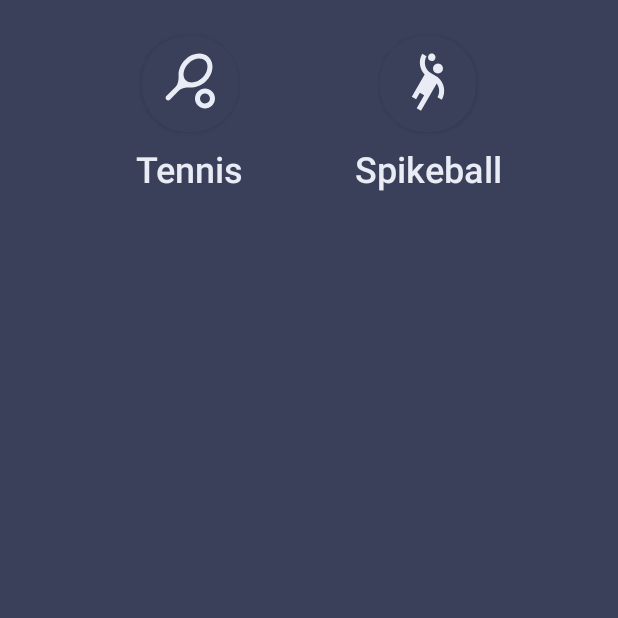
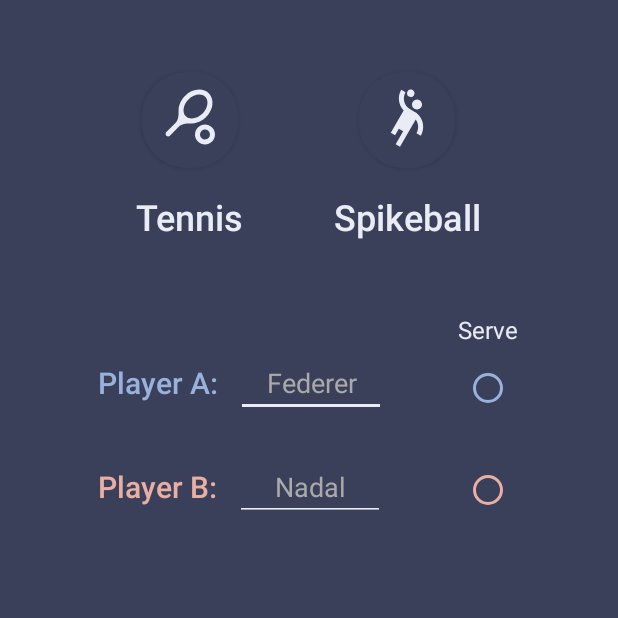
Before and after one commit to vinkeSch/ScoreKeeper, an Android app: the fragment MainMenuFragment shown on its own in the app's theme, on a phone screen of 412 x 824 dp, the top half of it. Run offline under Robolectric (Android 15) with nearby library versions, the phone set to English and light mode, and no system bars; 3 statements that could not run were skipped.

Commit message:
View bindings & removed unused code

```diff
--- a/app/src/main/java/com/example/scorekeeper/MainActivity.kt
+++ b/app/src/main/java/com/example/scorekeeper/MainActivity.kt
@@ -9,7 +9,6 @@ import android.util.Log
 import android.view.LayoutInflater
 import android.view.View
 import android.view.ViewGroup
-import android.widget.LinearLayout
 import android.widget.TextView
 import android.widget.Toast
 import androidx.appcompat.app.AppCompatActivity
@@ -17,7 +16,7 @@ import androidx.core.text.HtmlCompat
 import androidx.fragment.app.Fragment
 import androidx.viewpager.widget.PagerAdapter
 import androidx.viewpager.widget.ViewPager.OnPageChangeListener
-import kotlinx.android.synthetic.main.activity_main.*
+import com.example.scorekeeper.databinding.ActivityMainBinding
 import kotlinx.android.synthetic.main.welcome_slide1.*
 import kotlinx.android.synthetic.main.welcome_slide2.*
 import kotlinx.android.synthetic.main.welcome_slide3.*
@@ -46,51 +45,47 @@ class MainActivity :  AppCompatActivity(), NavigationHost {
     private var mBluetoothService: BluetoothService? = null
 
     private var myViewPagerAdapter: MyViewPagerAdapter? = null
-    private lateinit var dotsLayout: LinearLayout
     private var numberOfSets : Int = 0
+
+    private lateinit var binding: ActivityMainBinding
 
     override fun onCreate(savedInstanceState: Bundle?) {
         super.onCreate(savedInstanceState)
-        setContentView(R.layout.activity_main)
+        //setContentView(R.layout.activity_main)
+        binding = ActivityMainBinding.inflate(layoutInflater)
+        val view = binding.root
+        setContentView(view)
 
-        //viewPager = findViewById(R.id.view_pager)
-        //dotsLayout = findViewById(R.id.layoutDots)
-        //btnSkip = findViewById(R.id.btn_skip)
-       // btnNext = findViewById(R.id.btn_next)
-        // layouts of all welcome sliders
-        // add few more layouts if you want
-        // layouts of all welcome sliders
-        // add few more layouts if you want
         layouts = intArrayOf(
             R.layout.welcome_slide1,
             R.layout.welcome_slide2,
             R.layout.welcome_slide3,
             R.layout.welcome_slide4
         )
-        dotsLayout = findViewById(R.id.layoutDots)
+
         addBottomDots(0) // adding bottom dots
 
         myViewPagerAdapter = MyViewPagerAdapter()
-        view_pager.offscreenPageLimit = 3 // "off screen" pages to keep loaded each side of the current page
-        view_pager.adapter = myViewPagerAdapter
-        view_pager.addOnPageChangeListener(viewPagerPageChangeListener)
+        binding.viewPager.offscreenPageLimit = 3 // "off screen" pages to keep loaded each side of the current page
+        binding.viewPager.adapter = myViewPagerAdapter
+        binding.viewPager.addOnPageChangeListener(viewPagerPageChangeListener)
 
-        btn_skip.setOnClickListener {
+        binding.btnSkip.setOnClickListener {
             launchMatchScreen(savedInstanceState)
         }
 
-        btn_next.setOnClickListener {
+        binding.btnNext.setOnClickListener {
             // checking for last page
             // if last page match screen will be launched
             val current: Int = getItem(+1)
             if (current < layouts.size) {
                 // move to next screen
-                view_pager.currentItem = current
+                binding.viewPager.currentItem = current
             } else {
                 if(!btn1.isChecked && !btn3.isChecked && !btn5.isChecked) { // no sets selected
                     Toast.makeText(this, "Shall we play 1, 3 or 5 sets?",
                         Toast.LENGTH_LONG).show()
-                    view_pager.currentItem = 2 // sets selection page
+                    binding.viewPager.currentItem = 2 // sets selection page
                 }
                 else launchMatchScreen(savedInstanceState)
             }
@@ -103,13 +98,13 @@ class MainActivity :  AppCompatActivity(), NavigationHost {
         val dots = arrayOfNulls<TextView>(layouts.size)
         val colorsActive = resources.getIntArray(R.array.array_dot_active)
         val colorsInactive = resources.getIntArray(R.array.array_dot_inactive)
-        dotsLayout.removeAllViews()
+        binding.layoutDots.removeAllViews()
         for (i in dots.indices) {
             dots[i] = TextView(this)
             dots[i]!!.text = HtmlCompat.fromHtml("&#8226;", HtmlCompat.FROM_HTML_MODE_LEGACY)
             dots[i]!!.textSize = 35F
             dots[i]!!.setTextColor(colorsInactive[currentPage])
-            dotsLayout.addView(dots[i])
+            binding.layoutDots.addView(dots[i])
         }
         if (dots.isNotEmpty()) dots[currentPage]!!.setTextColor(colorsActive[currentPage])
     }
@@ -126,7 +121,7 @@ class MainActivity :  AppCompatActivity(), NavigationHost {
             startActivityForResult(enableIntent, REQUEST_ENABLE_BT)
             // Otherwise, setup the connection session
         } else if (mBluetoothService == null) {
-            //setupConn()
+            setupConn()
         }
     }
 
@@ -220,7 +215,7 @@ class MainActivity :  AppCompatActivity(), NavigationHost {
     }
 
     private fun getItem(i: Int): Int {
-        return view_pager.currentItem + i
+        return binding.viewPager.currentItem + i
     }
 
     private fun getNumberOfSets() : Int {
@@ -259,9 +254,9 @@ class MainActivity :  AppCompatActivity(), NavigationHost {
             addBottomDots(position)
             when(position){
                 2 -> { // Number of sets selection
-                    btn_next.visibility = View.VISIBLE
-                    btn_next.setImageResource(R.drawable.ic_round_keyboard_arrow_right_24)
-                    btn_next.setBackgroundResource(R.drawable.rounded_corners_btn_next)
+                    binding.btnNext.visibility = View.VISIBLE
+                    binding.btnNext.setImageResource(R.drawable.ic_round_keyboard_arrow_right_24)
+                    binding.btnNext.setBackgroundResource(R.drawable.rounded_corners_btn_next)
                     btn1.setOnCheckedChangeListener { _, isChecked ->
                         if (isChecked) { // The toggle is enabled, disable the others
                             btn3.isChecked = false
@@ -282,14 +277,14 @@ class MainActivity :  AppCompatActivity(), NavigationHost {
                     }
                 }
                 3 -> { // 1st player to serve
-                    if(!btnA.isChecked && !btnB.isChecked) btn_next.visibility = View.GONE
+                    if(!btnA.isChecked && !btnB.isChecked) binding.btnNext.visibility = View.GONE
                     if(btnA.isChecked) {
-                        btn_next.setImageResource(R.drawable.round_sports_baseball_white_24)
-                        btn_next.setBackgroundResource(R.drawable.rounded_corners_btn_next_a)
+                        binding.btnNext.setImageResource(R.drawable.round_sports_baseball_white_24)
+                        binding.btnNext.setBackgroundResource(R.drawable.rounded_corners_btn_next_a)
                     }
                     if(btnB.isChecked) {
-                        btn_next.setImageResource(R.drawable.round_sports_baseball_white_24)
-                        btn_next.setBackgroundResource(R.drawable.rounded_corners_btn_next_b)
+                        binding.btnNext.setImageResource(R.drawable.round_sports_baseball_white_24)
+                        binding.btnNext.setBackgroundResource(R.drawable.rounded_corners_btn_next_b)
                     }
                     // get names from previous pages
                     if (!nameA.text.isNullOrEmpty()) {
@@ -306,27 +301,27 @@ class MainActivity :  AppCompatActivity(), NavigationHost {
                     btnA.setOnCheckedChangeListener { _, isChecked ->
                         if (isChecked) { // Player A first to serve
                             btnB.isChecked = false
-                            btn_next.visibility = View.VISIBLE
-                            btn_next.setImageResource(R.drawable.round_sports_baseball_white_24)
-                            btn_next.setBackgroundResource(R.drawable.rounded_corners_btn_next_a)
+                            binding.btnNext.visibility = View.VISIBLE
+                            binding.btnNext.setImageResource(R.drawable.round_sports_baseball_white_24)
+                            binding.btnNext.setBackgroundResource(R.drawable.rounded_corners_btn_next_a)
                         }
                         else {
-                            btn_next.visibility = View.GONE
-                            btn_next.setImageResource(R.drawable.ic_round_keyboard_arrow_right_24)
-                            btn_next.setBackgroundResource(R.drawable.rounded_corners_btn_next)
+                            binding.btnNext.visibility = View.GONE
+                            binding.btnNext.setImageResource(R.drawable.ic_round_keyboard_arrow_right_24)
+                            binding.btnNext.setBackgroundResource(R.drawable.rounded_corners_btn_next)
                         }
                     }
                     btnB.setOnCheckedChangeListener { _, isChecked ->
                         if (isChecked) { // Player B first to serve
                             btnA.isChecked = false
-                            btn_next.visibility = View.VISIBLE
-                            btn_next.setImageResource(R.drawable.round_sports_baseball_white_24)
-                            btn_next.setBackgroundResource(R.drawable.rounded_corners_btn_next_b)
+                            binding.btnNext.visibility = View.VISIBLE
+                            binding.btnNext.setImageResource(R.drawable.round_sports_baseball_white_24)
+                            binding.btnNext.setBackgroundResource(R.drawable.rounded_corners_btn_next_b)
                         }
                         else {
-                            btn_next.visibility = View.GONE
-                            btn_next.setImageResource(R.drawable.ic_round_keyboard_arrow_right_24)
-                            btn_next.setBackgroundResource(R.drawable.rounded_corners_btn_next)
+                            binding.btnNext.visibility = View.GONE
+                            binding.btnNext.setImageResource(R.drawable.ic_round_keyboard_arrow_right_24)
+                            binding.btnNext.setBackgroundResource(R.drawable.rounded_corners_btn_next)
                         }
                     }
                 }
--- a/app/src/main/java/com/example/scorekeeper/MenuFragment.kt
+++ b/app/src/main/java/com/example/scorekeeper/MenuFragment.kt
@@ -34,7 +34,7 @@ class MainMenuFragment : Fragment() {
         savedInstanceState: Bundle?
     ): View? {
         // Inflate the layout for this fragment
-        val view = inflater.inflate(R.layout.test, container, false)
+        val view = inflater.inflate(R.layout.fragment_menu, container, false)
 
         val fab: View = view.findViewById(R.id.fab)
         nameA = view.findViewById(R.id.nameA)
@@ -105,7 +105,7 @@ class MainMenuFragment : Fragment() {
             radioGroupSets.visibility = View.VISIBLE
         }
 
-        nameLayout = view.findViewById(R.id.playersLayout)
+        nameLayout = view.findViewById(R.id.nameLayout)
         nameLayout.visibility = View.INVISIBLE
 
         radioGroupSets = view.findViewById(R.id.radioGroupSets)
--- a/app/src/main/res/layout/test.xml
+++ /dev/null
@@ -1,251 +0,0 @@
-<?xml version="1.0" encoding="utf-8"?>
-<androidx.constraintlayout.widget.ConstraintLayout xmlns:android="http://schemas.android.com/apk/res/android"
-    android:layout_width="match_parent"
-    android:layout_height="match_parent"
-    xmlns:app="http://schemas.android.com/apk/res-auto"
-    android:background="@color/colorBackground">
-
-    <androidx.constraintlayout.widget.ConstraintLayout
-        android:id="@+id/layoutLogos"
-        android:layout_width="match_parent"
-        android:layout_height="wrap_content"
-        app:layout_constraintTop_toTopOf="parent"
-        app:layout_constraintLeft_toLeftOf="parent"
-        app:layout_constraintRight_toRightOf="parent">
-
-        <ToggleButton
-            android:id="@+id/logoTennis"
-            android:layout_width="64dp"
-            android:layout_height="64dp"
-            android:layout_marginTop="24dp"
-            android:padding="10dp"
-            android:background="@drawable/toggle_selector"
-            android:contentDescription="@string/tennis_logo"
-            android:drawableTop="@drawable/ic_round_sports_tennis_30"
-            android:textOff=""
-            android:textOn=""
-            app:layout_constraintTop_toTopOf="parent"
-            app:layout_constraintLeft_toLeftOf="parent"
-            app:layout_constraintRight_toLeftOf="@id/logoSpike"
-            />
-
-        <TextView
-            android:id="@+id/textTennis"
-            android:layout_width="wrap_content"
-            android:layout_height="wrap_content"
-            android:fontFamily="sans-serif-medium"
-            android:text="@string/tennis"
-            android:textColor="@color/colorText"
-            android:textSize="24sp"
-            android:layout_marginTop="8dp"
-            app:layout_constraintTop_toBottomOf="@id/logoTennis"
-            app:layout_constraintStart_toStartOf="@id/logoTennis"
-            app:layout_constraintEnd_toEndOf="@id/logoTennis"/>
-
-        <ToggleButton
-            android:id="@+id/logoSpike"
-            android:layout_width="64dp"
-            android:layout_height="64dp"
-            android:layout_marginTop="24dp"
-            android:padding="10dp"
-            android:background="@drawable/toggle_selector"
-            android:textOff=""
-            android:textOn=""
-            android:drawableTop="@drawable/ic_baseline_sports_handball_40"
-            android:contentDescription="@string/spikeball_logo"
-            app:layout_constraintTop_toTopOf="parent"
-            app:layout_constraintLeft_toRightOf="@id/logoTennis"
-            app:layout_constraintRight_toRightOf="parent"
-            />
-
-        <TextView
-            android:id="@+id/textSpike"
-            android:layout_width="wrap_content"
-            android:layout_height="wrap_content"
-            android:layout_marginBottom="48dp"
-            android:fontFamily="sans-serif-medium"
-            android:text="@string/spikeball"
-            android:textColor="@color/colorText"
-            android:textSize="24sp"
-            android:layout_marginTop="8dp"
-            app:layout_constraintTop_toBottomOf="@id/logoSpike"
-            app:layout_constraintStart_toStartOf="@id/logoSpike"
-            app:layout_constraintEnd_toEndOf="@id/logoSpike"/>
-
-    </androidx.constraintlayout.widget.ConstraintLayout>
-
-
-    <androidx.constraintlayout.widget.ConstraintLayout
-        android:id="@+id/playersLayout"
-        android:layout_width="wrap_content"
-        android:layout_height="wrap_content"
-        android:layout_marginTop="60dp"
-        app:layout_constraintLeft_toLeftOf="parent"
-        app:layout_constraintRight_toRightOf="parent"
-        app:layout_constraintTop_toBottomOf="@id/layoutLogos">
-
-        <TextView
-            android:id="@+id/titleA"
-            android:layout_width="wrap_content"
-            android:layout_height="wrap_content"
-            android:fontFamily="sans-serif-medium"
-            android:text="@string/player_a2"
-            android:textColor="@color/colorA"
-            android:textSize="20sp"
-            app:layout_constraintLeft_toLeftOf="parent"
-            app:layout_constraintRight_toLeftOf="@id/nameA"
-            app:layout_constraintTop_toTopOf="parent" />
-
-        <EditText
-            android:id="@+id/nameA"
-            android:layout_width="100dp"
-            android:layout_height="wrap_content"
-            android:layout_marginStart="12dp"
-            android:layout_marginEnd="48dp"
-            android:autofillHints=""
-            android:backgroundTint="@color/colorText"
-            android:hint="@string/federer"
-            android:inputType="text"
-            android:maxLength="15"
-            android:maxLines="1"
-            android:text=""
-            android:textAlignment="center"
-            android:textColor="@color/colorText"
-            android:textColorHint="@android:color/darker_gray"
-            app:layout_constraintBottom_toBottomOf="@id/titleA"
-            app:layout_constraintLeft_toRightOf="@id/titleA"
-            app:layout_constraintTop_toTopOf="@id/titleA" />
-
-        <TextView
-            android:id="@+id/titleB"
-            android:layout_width="wrap_content"
-            android:layout_height="wrap_content"
-            android:layout_gravity="center"
-            android:layout_marginTop="30dp"
-            android:layout_marginEnd="12dp"
-            android:fontFamily="sans-serif-medium"
-            android:text="@string/player_b2"
-            android:textColor="@color/colorB"
-            android:textSize="20sp"
-            app:layout_constraintLeft_toLeftOf="parent"
-            app:layout_constraintTop_toBottomOf="@id/nameA" />
-
-        <EditText
-            android:id="@+id/nameB"
-            android:layout_width="100dp"
-            android:layout_height="wrap_content"
-            android:layout_marginStart="12dp"
-            android:layout_marginEnd="48dp"
-            android:autofillHints=""
-            android:backgroundTint="@color/colorText"
-            android:hint="@string/nadal"
-            android:inputType="text"
-            android:maxLength="15"
-            android:maxLines="1"
-            android:text=""
-            android:textAlignment="center"
-            android:textColor="@color/colorText"
-            android:textColorHint="@android:color/darker_gray"
-            app:layout_constraintBottom_toBottomOf="@id/titleB"
-            app:layout_constraintLeft_toRightOf="@id/titleB"
-            app:layout_constraintTop_toTopOf="@id/titleB" />
-
-
-        <RadioGroup
-            android:id="@+id/radioGroup"
-            android:layout_width="wrap_content"
-            android:layout_height="wrap_content"
-            android:layout_marginStart="36dp"
-            android:orientation="vertical"
-            app:layout_constraintBottom_toBottomOf="@id/nameB"
-            app:layout_constraintRight_toRightOf="parent"
-            app:layout_constraintStart_toEndOf="@id/nameA"
-            app:layout_constraintTop_toTopOf="@id/nameA">
-
-            <RadioButton
-                android:id="@+id/radioButtonA"
-                android:layout_width="wrap_content"
-                android:layout_height="wrap_content"
-                android:layout_gravity="center"
-                android:buttonTint="@color/colorA" />
-
-            <TextView
-                android:id="@+id/serve"
-                android:layout_width="wrap_content"
-                android:layout_height="wrap_content"
-                android:layout_margin="10dp"
-                android:text="@string/serve"
-                android:textColor="@color/colorText"
-                android:textSize="16sp"
-                app:layout_constraintBottom_toTopOf="@id/radioButtonB"
-                app:layout_constraintTop_toBottomOf="@id/radioButtonA" />
-
-            <RadioButton
-                android:id="@+id/radioButtonB"
-                android:layout_width="wrap_content"
-                android:layout_height="wrap_content"
-                android:layout_gravity="center"
-                android:buttonTint="@color/colorB" />
-        </RadioGroup>
-
-        <RadioGroup
-            android:id="@+id/radioGroupSets"
-            android:layout_width="wrap_content"
-            android:layout_height="wrap_content"
-            android:layout_marginTop="36dp"
-            android:orientation="horizontal"
-            app:layout_constraintLeft_toLeftOf="parent"
-            app:layout_constraintRight_toRightOf="parent"
-            app:layout_constraintTop_toBottomOf="@id/titleB">
-
-            <TextView
-                android:layout_width="wrap_content"
-                android:layout_height="wrap_content"
-                android:layout_gravity="center_vertical"
-                android:layout_marginEnd="45dp"
-                android:fontFamily="sans-serif-medium"
-                android:text="@string/sets"
-                android:textColor="@color/colorText"
-                android:textSize="20sp" />
-
-            <RadioButton
-                android:id="@+id/radio1Set"
-                android:layout_width="wrap_content"
-                android:layout_height="wrap_content"
-                android:layout_marginEnd="30dp"
-                android:buttonTint="@color/colorText"
-                android:text="@string/_1"
-                android:textColor="@color/colorText" />
-
-            <RadioButton
-                android:id="@+id/radio3Set"
-                android:layout_width="wrap_content"
-                android:layout_height="wrap_content"
-                android:layout_marginEnd="30dp"
-                android:buttonTint="@color/colorText"
-                android:checked="true"
-                android:text="@string/_3"
-                android:textColor="@color/colorText" />
-
-            <RadioButton
-                android:id="@+id/radio5Set"
-                android:layout_width="wrap_content"
-                android:layout_height="wrap_content"
-                android:buttonTint="@color/colorText"
-                android:text="@string/_5"
-                android:textColor="@color/colorText" />
-        </RadioGroup>
-
-    </androidx.constraintlayout.widget.ConstraintLayout>
-
-    <com.google.android.material.floatingactionbutton.FloatingActionButton
-        android:id="@+id/fab"
-        android:layout_width="wrap_content"
-        android:layout_height="wrap_content"
-        android:contentDescription="@string/start"
-        android:layout_margin="24dp"
-        android:src="@drawable/ic_round_sports_baseball_50"
-        app:layout_constraintEnd_toEndOf="parent"
-        app:layout_constraintBottom_toBottomOf="parent" />
-
-</androidx.constraintlayout.widget.ConstraintLayout>
```
